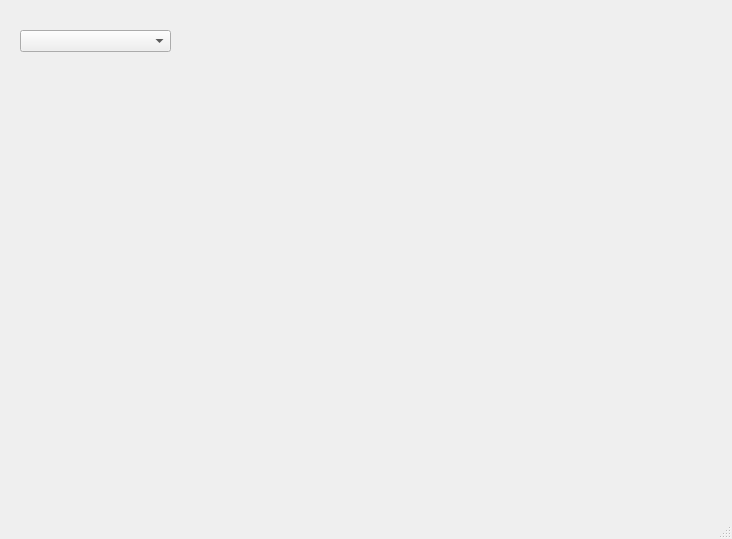
Old version of the form BoilerMake2020.ui in the repository nrodeghi/BoilerMake2020.
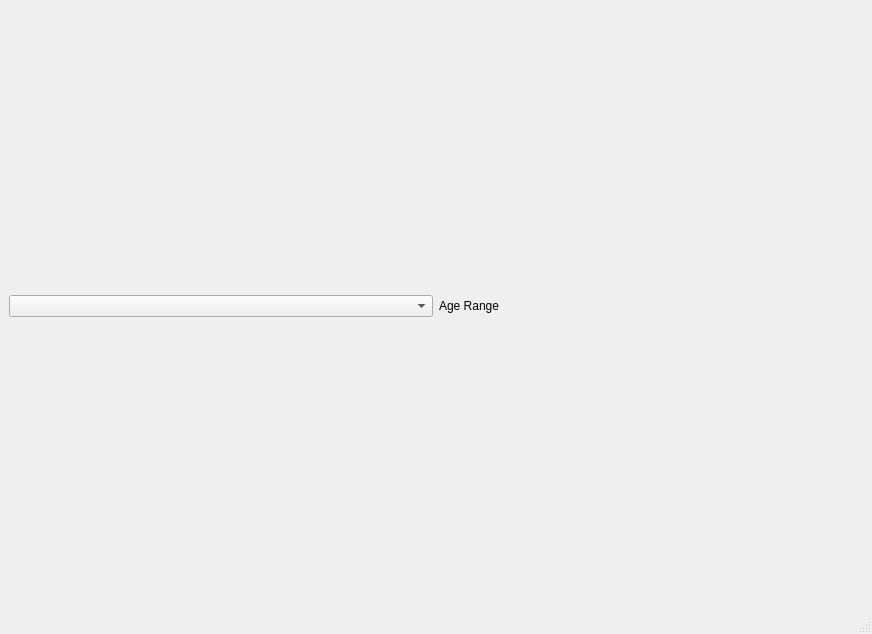
New version of the form. Icons and pictures are not drawn.

Diff of the .ui file:
```diff
--- a/BoilerMake2020.ui
+++ b/BoilerMake2020.ui
@@ -6,8 +6,8 @@
    <rect>
     <x>0</x>
     <y>0</y>
-    <width>732</width>
-    <height>539</height>
+    <width>872</width>
+    <height>634</height>
    </rect>
   </property>
   <property name="windowTitle">
@@ -20,19 +20,31 @@
    <enum>QTabWidget::Rounded</enum>
   </property>
   <widget class="QWidget" name="centralwidget">
-   <widget class="QComboBox" name="comboBox">
     <property name="enabled">
      <bool>true</bool>
     </property>
-    <property name="geometry">
-     <rect>
-      <x>20</x>
-      <y>30</y>
-      <width>151</width>
-      <height>22</height>
-     </rect>
-    </property>
-   </widget>
+   <property name="layoutDirection">
+    <enum>Qt::LeftToRight</enum>
+   </property>
+   <layout class="QHBoxLayout" name="horizontalLayout">
+    <item>
+     <widget class="QComboBox" name="cbAge">
+      <property name="enabled">
+       <bool>true</bool>
+      </property>
+     </widget>
+    </item>
+    <item>
+     <widget class="QLabel" name="lbAge">
+      <property name="text">
+       <string>Age Range</string>
+      </property>
+      <property name="scaledContents">
+       <bool>true</bool>
+      </property>
+     </widget>
+    </item>
+   </layout>
   </widget>
   <widget class="QMenuBar" name="menubar">
    <property name="geometry">
```
Left out of the diff: 6 changed lines with no effect on the pictures. Lines whose indentation alone changed are shown as unchanged.
